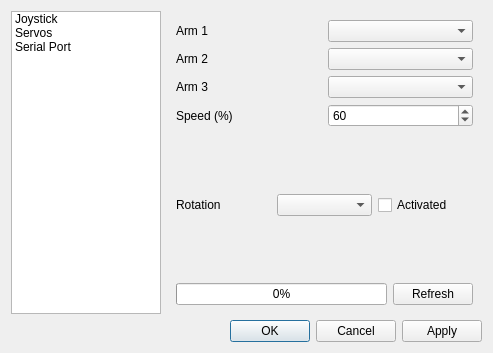
Qt form Code/optionswindow.ui (jmigual/ETSEIB-deltaRobot) before a commit.
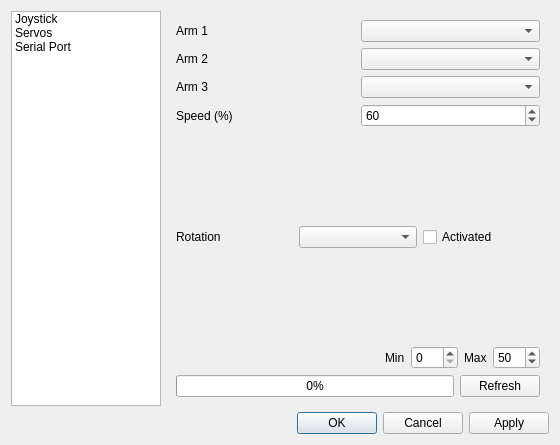
The same form after that commit. The open tabs and pages were chosen to show the change.

Commit message: Solved problem with the refresh button

What changed in the file:
```diff
--- a/Code/optionswindow.ui
+++ b/Code/optionswindow.ui
@@ -6,8 +6,8 @@
    <rect>
     <x>0</x>
     <y>0</y>
-    <width>493</width>
-    <height>353</height>
+    <width>560</width>
+    <height>445</height>
    </rect>
   </property>
   <property name="windowTitle">
@@ -268,6 +268,54 @@
            </property>
           </spacer>
          </item>
+         <item>
+          <layout class="QHBoxLayout" name="horizontalLayout_2">
+           <item>
+            <spacer name="horizontalSpacer_3">
+             <property name="orientation">
+              <enum>Qt::Horizontal</enum>
+             </property>
+             <property name="sizeHint" stdset="0">
+              <size>
+               <width>40</width>
+               <height>20</height>
+              </size>
+             </property>
+            </spacer>
+           </item>
+           <item>
+            <widget class="QLabel" name="label_5">
+             <property name="text">
+              <string>Min</string>
+             </property>
+            </widget>
+           </item>
+           <item>
+            <widget class="QSpinBox" name="min">
+             <property name="maximum">
+              <number>254</number>
+             </property>
+            </widget>
+           </item>
+           <item>
+            <widget class="QLabel" name="label_6">
+             <property name="text">
+              <string>Max</string>
+             </property>
+            </widget>
+           </item>
+           <item>
+            <widget class="QSpinBox" name="max">
+             <property name="maximum">
+              <number>254</number>
+             </property>
+             <property name="value">
+              <number>50</number>
+             </property>
+            </widget>
+           </item>
+          </layout>
+         </item>
          <item>
           <layout class="QHBoxLayout" name="horizontalLayout_33">
            <item>
```
Left out of the diff: 4 changed lines with no effect on the pictures. The commit also changes 6 other files.
